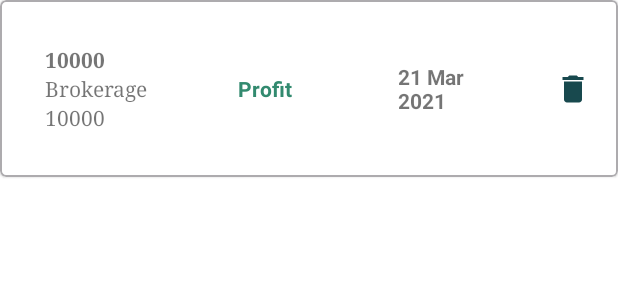
After one commit to Vinayprabhu19/DailyTradeLog, an Android app: the layout layout_log.xml on its own in the app's theme, with its tools: preview values and no code run, on a phone screen of 412 x 824 dp. The commit adds this screen. Shown: the top 300 px of the screen. Run offline under Robolectric (Android 15) with nearby library versions, the phone set to English and light mode, and no system bars.

Commit message:
list view

```diff
--- a/app/src/main/java/com/vp19/tradelog/dao/TradeLogDao.java
+++ b/app/src/main/java/com/vp19/tradelog/dao/TradeLogDao.java
@@ -13,7 +13,7 @@ import java.util.List;
 @Dao
 public interface TradeLogDao {
 
-    @Query("SELECT * FROM TradeLog")
+    @Query("SELECT * FROM TradeLog ORDER BY dateString DESC")
     List<TradeLog> getAll();
 
     @Insert
--- /dev/null
+++ b/app/src/main/res/drawable/ic_baseline_delete_24.xml
@@ -0,0 +1,5 @@
+<vector android:height="24dp" android:tint="#18494E"
+    android:viewportHeight="24" android:viewportWidth="24"
+    android:width="24dp" xmlns:android="http://schemas.android.com/apk/res/android">
+    <path android:fillColor="@android:color/white" android:pathData="M6,19c0,1.1 0.9,2 2,2h8c1.1,0 2,-0.9 2,-2V7H6v12zM19,4h-3.5l-1,-1h-5l-1,1H5v2h14V4z"/>
+</vector>
--- a/app/src/main/res/layout/activity_add_log.xml
+++ b/app/src/main/res/layout/activity_add_log.xml
@@ -72,7 +72,7 @@
             android:backgroundTint="@color/material_green"
             android:onClick="cancel"
             android:padding="10dp"
-            android:text="@string/cancel"
+            android:text="Close"
             android:layout_marginEnd="50dp"
             android:textColor="@color/white"
             app:layout_constraintRight_toRightOf="parent"
--- /dev/null
+++ b/app/src/main/res/layout/layout_log.xml
@@ -0,0 +1,82 @@
+<?xml version="1.0" encoding="utf-8"?>
+
+<com.google.android.material.card.MaterialCardView xmlns:android="http://schemas.android.com/apk/res/android"
+    xmlns:app="http://schemas.android.com/apk/res-auto"
+    android:layout_width="match_parent"
+    android:layout_height="wrap_content"
+    android:elevation="5dp"
+    android:theme="@style/Theme.MaterialComponents.Light"
+    app:strokeColor="#ADABAE"
+    app:strokeWidth="1dp">
+
+    <LinearLayout
+        android:layout_width="match_parent"
+        android:layout_height="wrap_content">
+
+
+
+        <LinearLayout
+            android:layout_width="wrap_content"
+            android:layout_height="wrap_content"
+            android:layout_gravity="center"
+            android:layout_margin="30dp"
+
+            android:orientation="vertical">
+
+            <TextView
+                android:id="@+id/proftiTI"
+                android:layout_width="wrap_content"
+                android:layout_height="wrap_content"
+                android:layout_weight=".30"
+                android:text="10000"
+                android:textStyle="bold"
+                android:typeface="serif" />
+
+            <TextView
+                android:layout_width="wrap_content"
+                android:layout_height="wrap_content"
+                android:layout_weight=".30"
+                android:text="Brokerage"
+                android:typeface="serif" />
+
+            <TextView
+                android:id="@+id/brokerageTI"
+                android:layout_width="wrap_content"
+                android:layout_height="wrap_content"
+                android:layout_weight=".30"
+                android:text="10000"
+                android:typeface="serif" />
+        </LinearLayout>
+
+        <TextView
+            android:id="@+id/indicator"
+            android:layout_width="0dp"
+            android:layout_height="wrap_content"
+            android:layout_gravity="center"
+            android:layout_margin="30dp"
+            android:layout_weight=".25"
+            android:text="Profit"
+            android:textColor="@color/material_green"
+            android:textStyle="bold" />
+
+        <TextView
+            android:id="@+id/dateTI"
+            android:layout_width="0dp"
+            android:layout_height="wrap_content"
+            android:layout_gravity="center"
+            android:layout_margin="30dp"
+            android:layout_weight=".3"
+            android:text="21 Mar 2021"
+
+            android:textStyle="bold" />
+        <ImageButton
+            android:id="@+id/deleteLog"
+            android:layout_width="50dp"
+            android:layout_height="50dp"
+            android:layout_gravity="center"
+            android:layout_weight=".05"
+            android:background="@null"
+            android:src="@drawable/ic_baseline_delete_24" />
+    </LinearLayout>
+
+</com.google.android.material.card.MaterialCardView>
--- a/app/src/main/res/values-v29/themes.xml
+++ b/app/src/main/res/values-v29/themes.xml
@@ -1,7 +1,7 @@
 <?xml version="1.0" encoding="utf-8"?>
 <resources>
 
-    <style name="Theme.TradeLog" parent="Theme.MaterialComponents.Light.NoActionBar.Bridge">
+    <style name="Theme.TradeLog" parent="Theme.MaterialComponents.Light.NoActionBar">
         <item name="android:forceDarkAllowed">false</item>
         <!-- Primary brand color. -->
         <item name="colorPrimary">@color/purple_500</item>
--- a/app/src/main/res/values/colors.xml
+++ b/app/src/main/res/values/colors.xml
@@ -10,4 +10,5 @@
     <color name="light_blue">#0E81E7</color>
     <color name="yellow">#CDE70E</color>
     <color name="material_green">#328A6F</color>
+    <color name="red">#B0321E</color>
 </resources>
--- a/app/src/main/res/values/themes.xml
+++ b/app/src/main/res/values/themes.xml
@@ -1,6 +1,6 @@
 <resources xmlns:tools="http://schemas.android.com/tools">
     <!-- Base application theme. -->
-    <style name="Theme.TradeLog" parent="Theme.MaterialComponents.Light.NoActionBar.Bridge">
+    <style name="Theme.TradeLog" parent="Theme.MaterialComponents.Light.NoActionBar">
         <!-- Primary brand color. -->
         <item name="colorPrimary">@color/purple_500</item>
         <item name="colorPrimaryVariant">@color/purple_700</item>
```
Also changed, not shown: app/src/main/java/com/vp19/tradelog/AddLog.java (+28 -15 lines), app/src/main/java/com/vp19/tradelog/MainActivity.java (+66 -0 lines), app/src/main/java/com/vp19/tradelog/models/TradeLog.java (+9 -0 lines), app/src/main/res/layout/activity_main.xml (+5 -7 lines).
